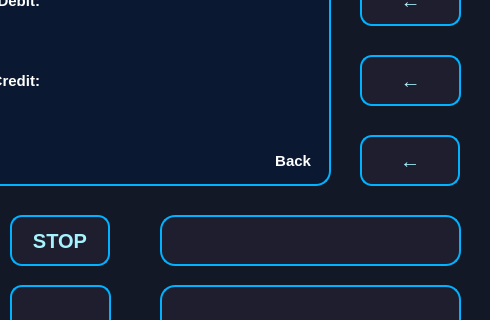
Qt form bank-automat/balance.ui (DeveMike/Software_Development_Application_Project) before a commit; both pictures show x 380 to 870 and y 135 to 455 of the 870 by 640 pixel window.
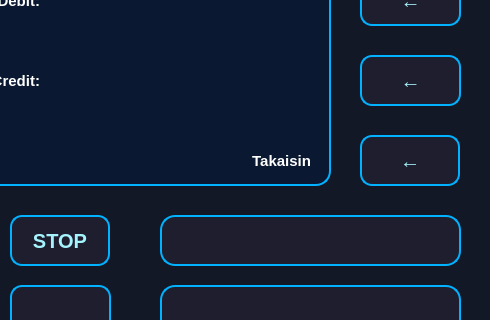
The same form after that commit.

The edit to the form file:
```diff
--- a/bank-automat/balance.ui
+++ b/bank-automat/balance.ui
@@ -272,7 +272,7 @@
 text-transform: uppercase;</string>
    </property>
    <property name="text">
-    <string>Back</string>
+    <string>Takaisin</string>
    </property>
    <property name="alignment">
     <set>Qt::AlignmentFlag::AlignRight|Qt::AlignmentFlag::AlignTrailing|Qt::AlignmentFlag::AlignVCenter</set>
```
